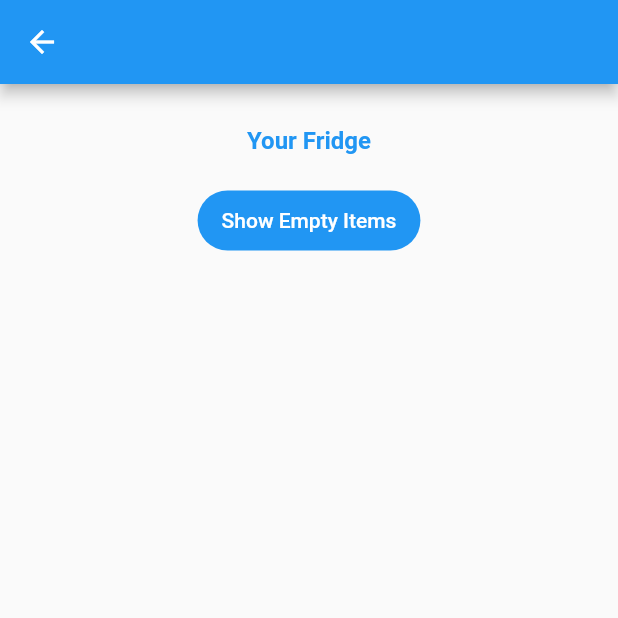
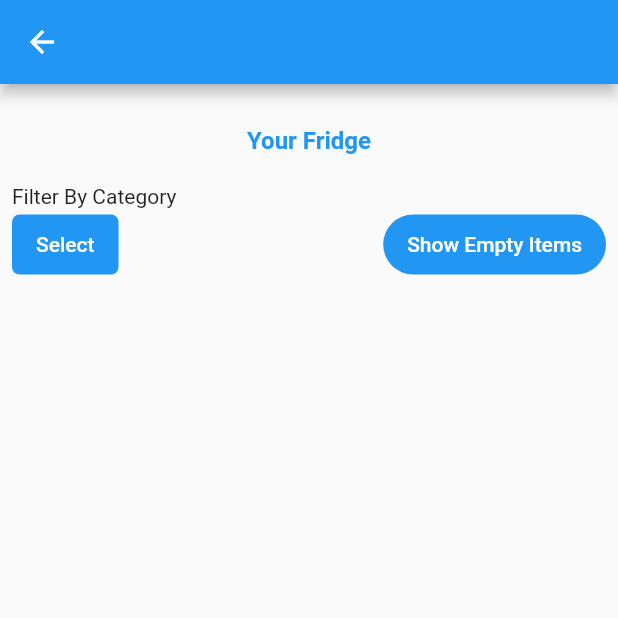
Before and after one commit to TheUnrealDev/Fridgeroney-Virtual-Fridge, a Flutter app: the FridgePage screen opened directly, on a phone screen of 412 x 824 dp, the top half of it. Run offline on Flutter 3.47's test engine with Material 2 defaults, Android fonts, the light colour scheme and no system bars; our stand-ins replace camera, firebase_auth, firebase_core, firebase_database; missing offline and left inert: firebase_app_check, flutter_barcode_scanner; accounts and stored records are empty.

Commit message:
Filter fridge by category

```diff
--- a/lib/pages/fridge_page.dart
+++ b/lib/pages/fridge_page.dart
@@ -1,5 +1,10 @@
 import 'package:flutter/material.dart';
+import 'package:fridgeroney/data_classes/item_category.dart';
+import 'package:fridgeroney/models/category_model.dart';
 import 'package:fridgeroney/models/ingredient_model.dart';
+import 'package:fridgeroney/pages/select_category_page.dart';
+import 'package:fridgeroney/util/string_formatter.dart';
+import 'package:fridgeroney/widgets/category_selector.dart';
 import 'package:fridgeroney/widgets/fridge_item.dart';
 import 'package:provider/provider.dart';
 
@@ -14,11 +19,35 @@ class FridgePage extends StatefulWidget {
 
 class _FridgePageState extends State<FridgePage> {
   bool showEmptyItems = false;
+  ItemCategory? filteredCategory;
+
+  List<Ingredient> filterIngredients(
+      List<Ingredient> originalIngredients, ItemCategory filterCategory) {
+    var filteredList = List<Ingredient>.from(originalIngredients);
+    filteredList.removeWhere((Ingredient ingredient) =>
+        ingredient.ingredientType != filterCategory.typeName);
+
+    return filteredList;
+  }
+
   @override
   Widget build(BuildContext context) {
+    Provider.of<CategoryModel>(context);
+
+    void filteredCategoryChanged(ItemCategory? newCategory) {
+      setState(() {
+        filteredCategory = newCategory;
+      });
+    }
+
     IngredientModel ingredientModel = Provider.of<IngredientModel>(context);
 
     List<Ingredient> ingredients = ingredientModel.ingredients;
+
+    if (filteredCategory != null) {
+      ingredients = filterIngredients(ingredients, filteredCategory!);
+    }
+
     return Scaffold(
       resizeToAvoidBottomInset: false,
       appBar: AppBar(),
@@ -38,23 +67,76 @@ class _FridgePageState extends State<FridgePage> {
                       color: Theme.of(context).primaryColor),
                 ),
               ),
+              Row(
+                mainAxisAlignment: MainAxisAlignment.spaceBetween,
+                crossAxisAlignment: CrossAxisAlignment.end,
+                children: [
+                  Column(
+                    crossAxisAlignment: CrossAxisAlignment.start,
+                    children: [
+                      const Text("Filter By Category"),
+                      Row(
+                        children: [
+                          FilledButton(
+                            onPressed: () {
+                              Navigator.push(
+                                context,
+                                MaterialPageRoute(
+                                  builder: (context) {
+                                    return const SelectCategoryPage(
+                                      allowCategoryCreation: false,
+                                    );
+                                  },
+                                ),
+                              ).then((newFilterCategory) {
+                                filteredCategoryChanged(newFilterCategory);
+                              });
+                            },
+                            style: FilledButton.styleFrom(
+                                shape: RoundedRectangleBorder(
+                                    borderRadius: BorderRadius.circular(5))),
+                            child: Text(
+                              filteredCategory != null
+                                  ? capitalizeString(filteredCategory!.typeName)
+                                  : "Select",
+                            ),
+                          ),
+                          filteredCategory == null
+                              ? Container()
+                              : IconButton(
+                                  onPressed: () {
+                                    filteredCategoryChanged(null);
+                                  },
+                                  icon: const Icon(Icons.clear),
+                                )
+                        ],
+                      ),
+                    ],
+                  ),
                   FilledButton(
                     onPressed: () {
                       setState(() {
                         showEmptyItems = !showEmptyItems;
                       });
                     },
-                child: Text("${showEmptyItems ? "Hide" : "Show"} Empty Items"),
+                    child:
+                        Text("${showEmptyItems ? "Hide" : "Show"} Empty Items"),
+                  ),
+                ],
               ),
               Expanded(
                 child: Scrollbar(
+                  interactive: true,
                   child: ListView.builder(
                     itemCount: ingredients.length,
                     itemBuilder: (context, int index) {
                       if (!showEmptyItems && ingredients[index].amount <= 0) {
                         return Container();
                       }
-                      return FridgeItem(ingredient: ingredients[index]);
+                      return Padding(
+                        padding: const EdgeInsets.symmetric(vertical: 10),
+                        child: FridgeItem(ingredient: ingredients[index]),
+                      );
                     },
                   ),
                 ),
--- a/lib/pages/register_item_page.dart
+++ b/lib/pages/register_item_page.dart
@@ -62,6 +62,9 @@ class _RegisterItemPageState extends State<RegisterItemPage> {
                 newItem: widget.newItem,
                 itemNameController: _itemNameController,
               ),
+              const SizedBox(
+                height: 30,
+              ),
               FilledButton(
                 onPressed: submitForm,
                 style: FilledButton.styleFrom(
```
Also changed, not shown: lib/data_classes/item_category.dart (+0 -8 lines), lib/pages/select_category_page.dart (+7 -4 lines), lib/util/string_formatter.dart (added, +7 -0 lines), lib/widgets/category_selector.dart (+6 -3 lines), lib/widgets/fridge_item.dart (+28 -14 lines). Lines whose indentation alone changed are shown as unchanged.
